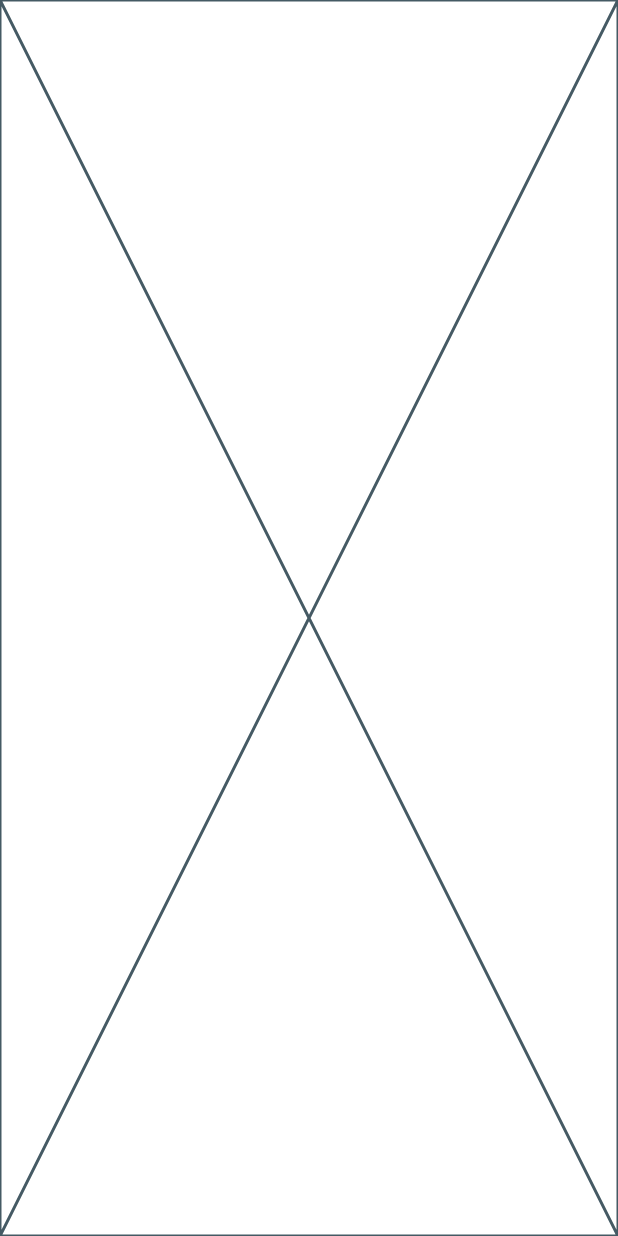
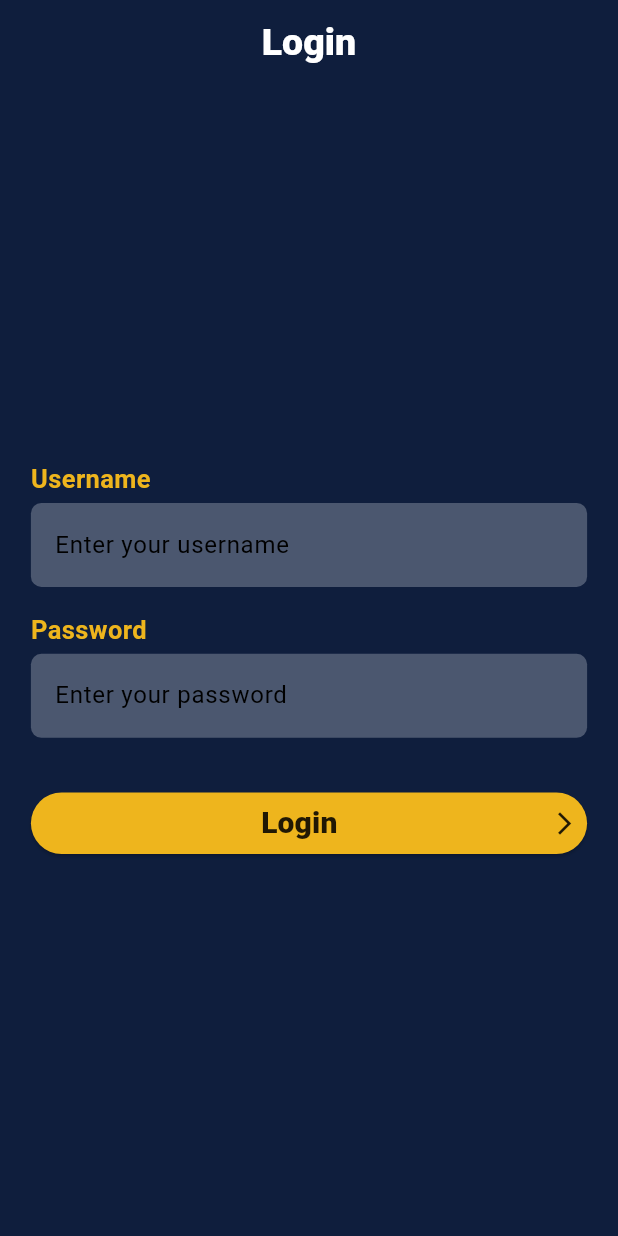
Before and after one commit to Nirojan-99/the-tiny-toes, a Flutter app: the screen it shows after launch, on a phone screen of 412 x 824 dp. Run offline on Flutter 3.47's test engine with Material 3 defaults, Android fonts, the phone set to English and light mode, and no system bars; our stand-ins replace shared_preferences; Roboto replaces fonts that are missing (open sans).

Commit message:
#5 login screen implemented with hardcoded credentials

```diff
--- /dev/null
+++ b/client/apps/baby_gallery/lib/components/c_button.dart
@@ -0,0 +1,42 @@
+import 'package:flutter/material.dart';
+
+class CButton extends StatefulWidget {
+  late String title;
+  late Function onPress;
+  CButton(this.title, this.onPress, {super.key});
+
+  @override
+  State<CButton> createState() => _CButtonState();
+}
+
+class _CButtonState extends State<CButton> {
+  @override
+  Widget build(BuildContext context) {
+    return ElevatedButton(
+      onPressed: () => widget.onPress(),
+      style: ButtonStyle(
+        backgroundColor:
+            MaterialStateProperty.all<Color>(const Color(0xffeeb51d)),
+        padding: MaterialStateProperty.all<EdgeInsets>(const EdgeInsets.all(6)),
+      ),
+      child: Row(
+        mainAxisAlignment: MainAxisAlignment.spaceBetween,
+        children: [
+          const SizedBox(width: 5),
+          Text(
+            widget.title.toString(),
+            style: const TextStyle(
+                color: Colors.black87,
+                fontSize: 20,
+                fontWeight: FontWeight.w800,
+                fontFamily: "open sans"),
+          ),
+          const Icon(
+            Icons.arrow_forward_ios,
+            color: Colors.black87,
+          )
+        ],
+      ),
+    );
+  }
+}
--- /dev/null
+++ b/client/apps/baby_gallery/lib/components/c_label.dart
@@ -0,0 +1,25 @@
+import 'package:flutter/material.dart';
+
+class CLabel extends StatelessWidget {
+  late String _label;
+
+  CLabel(this._label, {super.key});
+
+  @override
+  Widget build(BuildContext context) {
+    final double height = MediaQuery.of(context).size.height;
+
+    return Container(
+      width: double.infinity,
+      margin: EdgeInsets.only(bottom: height * 0.005),
+      child: Text(
+        _label,
+        style: const TextStyle(
+            color: Color(0xffeeb51d),
+            fontFamily: "open sans",
+            fontWeight: FontWeight.w700,
+            fontSize: 17),
+      ),
+    );
+  }
+}
--- a/client/apps/baby_gallery/lib/main.dart
+++ b/client/apps/baby_gallery/lib/main.dart
@@ -1,11 +1,15 @@
+import 'package:baby_gallery/screens/login_screen.dart';
+import 'package:baby_gallery/screens/users_screen.dart';
+import 'package:baby_gallery/services/auth_provider.dart';
+import 'package:baby_gallery/theme/custom_dark_theme.dart';
 import 'package:flutter/material.dart';
 import 'package:provider/provider.dart';
 
 void main() {
   runApp(
     MultiProvider(
-      providers: const [
-        //TODO: providers here
+      providers: [
+        Provider(create: (context) => AuthProvider()),
       ],
       child: const MyApp(),
     ),
@@ -19,11 +23,13 @@ class MyApp extends StatelessWidget {
   Widget build(BuildContext context) {
     return MaterialApp(
       title: 'Baby Gallery',
-      theme: ThemeData(
-        colorScheme: ColorScheme.fromSeed(seedColor: Colors.deepPurple),
-        useMaterial3: true,
-      ),
-      home: Placeholder(),
+      theme: customDarkTheme(),
+      debugShowCheckedModeBanner: false,
+      home: const LoginScreen(),
+      routes: {
+        "/login": (context) => const LoginScreen(),
+        "/users": (context) => const UsersScreen(),
+      },
     );
   }
 }
--- /dev/null
+++ b/client/apps/baby_gallery/lib/screens/login_screen.dart
@@ -0,0 +1,121 @@
+import 'package:flutter/material.dart';
+import 'package:provider/provider.dart';
+import 'package:baby_gallery/components/c_error_message.dart';
+import 'package:baby_gallery/components/c_label.dart';
+import 'package:baby_gallery/components/c_button.dart';
+import 'package:baby_gallery/services/auth_provider.dart';
+
+class LoginScreen extends StatefulWidget {
+  const LoginScreen({super.key});
+  @override
+  State<LoginScreen> createState() => _LoginScreenState();
+}
+
+class _LoginScreenState extends State<LoginScreen> {
+  // Controllers for input fields
+  final TextEditingController _emailController = TextEditingController();
+  final TextEditingController _passwordController = TextEditingController();
+  // Error messages
+  String? _emailError;
+  String? _passwordError;
+  double invalidLoginHight = 0;
+  // Handle login logic
+  Future<void> _handleLogin() async {
+    setState(() {
+      _emailError = null;
+      _passwordError = null;
+      invalidLoginHight = 0;
+    });
+    final String email = _emailController.text.trim();
+    final String password = _passwordController.text.trim();
+    // Input validation
+    if (email.isEmpty) {
+      setState(() {
+        _emailError = "Enter a valid username.";
+      });
+      return;
+    }
+    if (password.isEmpty) {
+      setState(() {
+        _passwordError = "Enter a valid password.";
+      });
+      return;
+    }
+    // Access the AuthProvider for login validation
+    final authProvider = Provider.of<AuthProvider>(context, listen: false);
+    final String? error = authProvider.validateLogin(email, password);
+    if (error == null) {
+      Navigator.pushReplacementNamed(context, '/users');
+    } else {
+      setState(() {
+        invalidLoginHight = 20;
+      });
+    }
+  }
+
+  @override
+  Widget build(BuildContext context) {
+    final double width = MediaQuery.of(context).size.width;
+    final double height = MediaQuery.of(context).size.height;
+    return Scaffold(
+      appBar: AppBar(
+        title: const Text("Login"),
+      ),
+      body: Padding(
+        padding: EdgeInsets.symmetric(horizontal: width * 0.05),
+        child: Column(
+          mainAxisAlignment: MainAxisAlignment.center,
+          children: [
+            // Username Field
+            CLabel("Username"),
+            TextField(
+              controller: _emailController,
+              keyboardType: TextInputType.emailAddress,
+              style: const TextStyle(color: Colors.white),
+              decoration: InputDecoration(
+                errorText: _emailError,
+                hintText: "Enter your username",
+                filled: true,
+                fillColor: const Color(0xff4b576f),
+                border: OutlineInputBorder(
+                  borderRadius: BorderRadius.circular(7.0),
+                  borderSide: BorderSide.none,
+                ),
+              ),
+            ),
+            SizedBox(height: height * 0.02),
+            // Password Field
+            CLabel("Password"),
+            TextField(
+              controller: _passwordController,
+              obscureText: true,
+              style: const TextStyle(color: Colors.white),
+              decoration: InputDecoration(
+                errorText: _passwordError,
+                hintText: "Enter your password",
+                filled: true,
+                fillColor: const Color(0xff4b576f),
+                border: OutlineInputBorder(
+                  borderRadius: BorderRadius.circular(7.0),
+                  borderSide: BorderSide.none,
+                ),
+              ),
+            ),
+            SizedBox(height: height * 0.04),
+            // Login Button
+            CButton("Login", _handleLogin),
+            // Error Message
+            ErrorMessage(invalidLoginHight, "Invalid Credentials"),
+          ],
+        ),
+      ),
+    );
+  }
+
+  @override
+  void dispose() {
+    _emailController.dispose();
+    _passwordController.dispose();
+    super.dispose();
+  }
+}
--- /dev/null
+++ b/client/apps/baby_gallery/lib/services/auth_provider.dart
@@ -0,0 +1,22 @@
+import 'package:flutter/material.dart';
+
+class AuthProvider with ChangeNotifier {
+  final String _username = 'user';
+  final String _password = 'password123';
+  bool _isLoggedIn = false;
+  bool get isLoggedIn => _isLoggedIn;
+  String? validateLogin(String username, String password) {
+    if (username == _username && password == _password) {
+      _isLoggedIn = true;
+      notifyListeners();
+      return null;
+    } else {
+      return 'Invalid username or password';
+    }
+  }
+
+  void logout() {
+    _isLoggedIn = false;
+    notifyListeners();
+  }
+}
--- /dev/null
+++ b/client/apps/baby_gallery/lib/theme/custom_dark_theme.dart
@@ -0,0 +1,31 @@
+import 'package:baby_gallery/theme/material_color.dart';
+import 'package:flutter/material.dart';
+
+ThemeData customDarkTheme() {
+  final ThemeData darkTheme = ThemeData.dark();
+  return darkTheme.copyWith(
+    appBarTheme: const AppBarTheme(
+      color: Color(0xFF0F1E3D),
+      elevation: 0,
+      centerTitle: true,
+      titleTextStyle: TextStyle(
+          color: Colors.white,
+          fontWeight: FontWeight.w900,
+          fontSize: 25,
+          fontFamily: "open sans"),
+    ),
+    colorScheme: ColorScheme.fromSwatch(
+        primarySwatch: buildMaterialColor(
+      const Color(0xFF0F1E3D),
+    )).copyWith(
+      secondary: buildMaterialColor(
+        const Color(0xffEEB51D),
+      ),
+    ),
+    splashColor: const Color(0xFF0F1E3D),
+    brightness: Brightness.light,
+    textTheme: const TextTheme(),
+    scaffoldBackgroundColor: const Color(0xFF0F1E3D),
+    iconTheme: const IconThemeData(color: Colors.white)
+  );
+}
```
Also changed, not shown: client/apps/baby_gallery/lib/components/c_error_message.dart (added, +35 -0 lines), client/apps/baby_gallery/lib/screens/users_screen.dart (added, +14 -0 lines), client/apps/baby_gallery/lib/theme/material_color.dart (added, +22 -0 lines).
